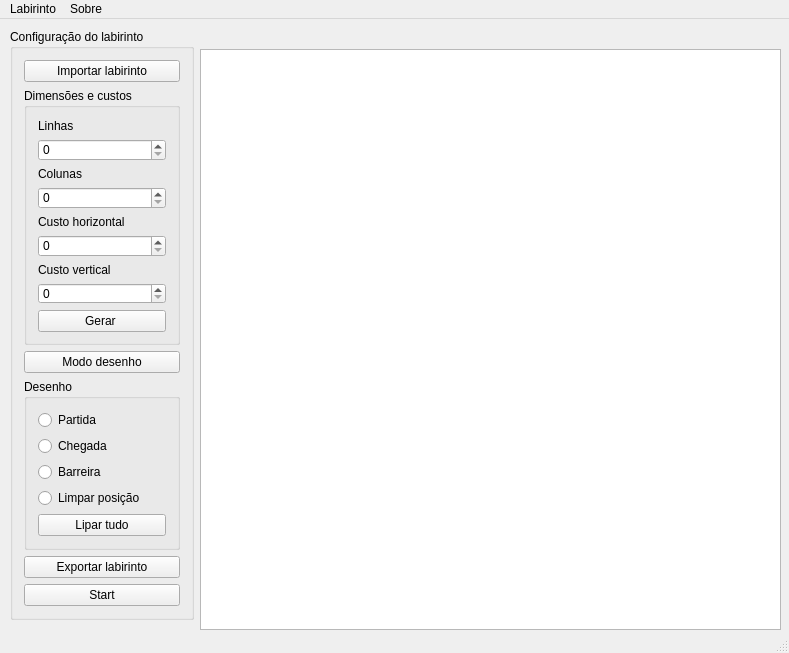
Above: src/mainwindow.ui from carvalhojldc/labyrinth before the change. Below: the same form after it.
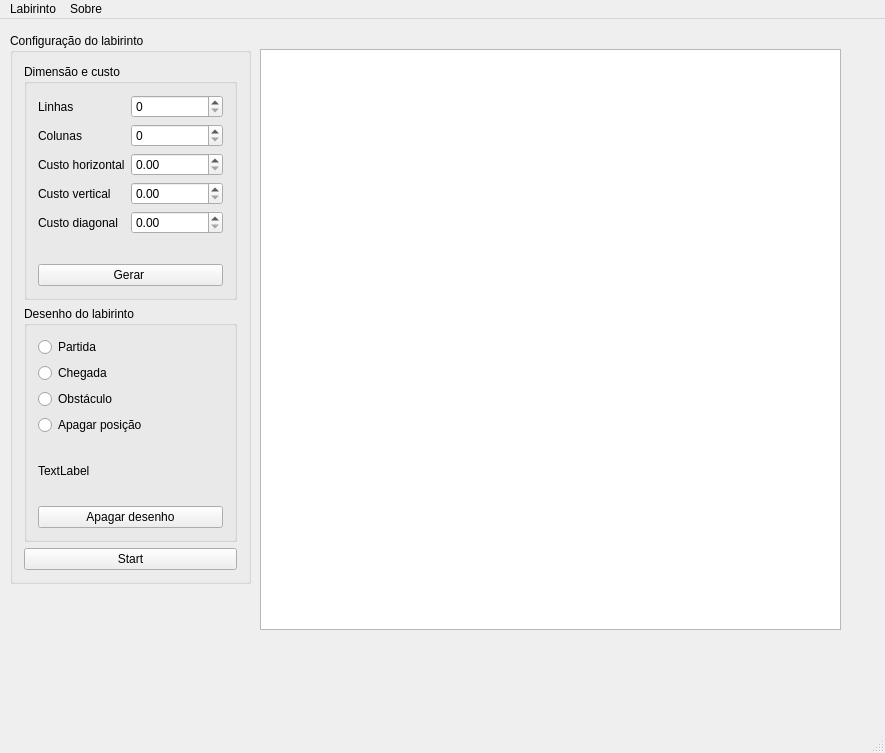
That is the form after the change.

Diff of the .ui file:
```diff
--- a/src/mainwindow.ui
+++ b/src/mainwindow.ui
@@ -6,8 +6,8 @@
    <rect>
     <x>0</x>
     <y>0</y>
-    <width>789</width>
-    <height>653</height>
+    <width>885</width>
+    <height>753</height>
    </rect>
   </property>
   <property name="windowTitle">
@@ -21,67 +21,78 @@
     <property name="geometry">
      <rect>
       <x>10</x>
-      <y>10</y>
-      <width>184</width>
-      <height>591</height>
+      <y>14</y>
+      <width>241</width>
+      <height>551</height>
      </rect>
     </property>
     <property name="title">
      <string>Configuração do labirinto</string>
     </property>
     <layout class="QVBoxLayout" name="verticalLayout">
-     <item>
-      <widget class="QPushButton" name="pb_ImportLabyrinth">
-       <property name="text">
-        <string>Importar labirinto</string>
-       </property>
-      </widget>
-     </item>
      <item>
       <widget class="QGroupBox" name="groupBox_2">
        <property name="title">
-        <string>Dimensões e custos</string>
+        <string>Dimensão e custo</string>
        </property>
        <layout class="QVBoxLayout" name="verticalLayout_3">
         <item>
-         <widget class="QLabel" name="lb_lines">
-          <property name="text">
-           <string>Linhas</string>
-          </property>
-         </widget>
-        </item>
-        <item>
-         <widget class="QSpinBox" name="sb_lines"/>
-        </item>
-        <item>
-         <widget class="QLabel" name="lb_columns">
-          <property name="text">
-           <string>Colunas</string>
-          </property>
-         </widget>
-        </item>
-        <item>
-         <widget class="QSpinBox" name="sb_columns"/>
-        </item>
-        <item>
-         <widget class="QLabel" name="lb_costHorizontal">
-          <property name="text">
-           <string>Custo horizontal</string>
-          </property>
-         </widget>
-        </item>
-        <item>
-         <widget class="QSpinBox" name="sb_costHorizontal"/>
-        </item>
-        <item>
-         <widget class="QLabel" name="lb_costVertical">
-          <property name="text">
-           <string>Custo vertical</string>
-          </property>
-         </widget>
-        </item>
-        <item>
-         <widget class="QSpinBox" name="sb_costVertical"/>
+         <layout class="QFormLayout" name="formLayout">
+          <item row="2" column="0">
+           <widget class="QLabel" name="lb_costHorizontal">
+            <property name="text">
+             <string>Custo horizontal</string>
+            </property>
+           </widget>
+          </item>
+          <item row="3" column="0">
+           <widget class="QLabel" name="lb_costVertical">
+            <property name="text">
+             <string>Custo vertical</string>
+            </property>
+           </widget>
+          </item>
+          <item row="4" column="0">
+           <widget class="QLabel" name="lb_costDiagonal">
+            <property name="text">
+             <string>Custo diagonal</string>
+            </property>
+           </widget>
+          </item>
+          <item row="1" column="1">
+           <widget class="QSpinBox" name="sb_columns"/>
+          </item>
+          <item row="1" column="0">
+           <widget class="QLabel" name="lb_columns">
+            <property name="text">
+             <string>Colunas</string>
+            </property>
+           </widget>
+          </item>
+          <item row="0" column="1">
+           <widget class="QSpinBox" name="sb_lines"/>
+          </item>
+          <item row="0" column="0">
+           <widget class="QLabel" name="lb_lines">
+            <property name="text">
+             <string>Linhas</string>
+            </property>
+           </widget>
+          </item>
+          <item row="4" column="1">
+           <widget class="QDoubleSpinBox" name="sb_costDiagonal">
+            <property name="singleStep">
+             <double>0.500000000000000</double>
+            </property>
+           </widget>
+          </item>
+          <item row="3" column="1">
+           <widget class="QDoubleSpinBox" name="sb_costVertical"/>
+          </item>
+          <item row="2" column="1">
+           <widget class="QDoubleSpinBox" name="sb_costHorizontal"/>
+          </item>
+         </layout>
         </item>
         <item>
          <widget class="QPushButton" name="pushButton">
@@ -91,22 +102,6 @@
          </widget>
         </item>
        </layout>
-       <zorder>sb_costVertical</zorder>
-       <zorder>lb_costVertical</zorder>
-       <zorder>sb_costHorizontal</zorder>
-       <zorder>lb_costHorizontal</zorder>
-       <zorder>sb_columns</zorder>
-       <zorder>lb_columns</zorder>
-       <zorder>sb_lines</zorder>
-       <zorder>lb_lines</zorder>
-       <zorder>pushButton</zorder>
-      </widget>
-     </item>
-     <item>
-      <widget class="QPushButton" name="pb_drawing">
-       <property name="text">
-        <string>Modo desenho</string>
-       </property>
       </widget>
      </item>
      <item>
@@ -115,7 +110,7 @@
         <bool>true</bool>
        </property>
        <property name="title">
-        <string>Desenho</string>
+        <string>Desenho do labirinto</string>
        </property>
        <layout class="QVBoxLayout" name="verticalLayout_2">
         <item>
@@ -135,47 +130,34 @@
         <item>
          <widget class="QRadioButton" name="rb_wall">
           <property name="text">
-           <string>Barreira</string>
+           <string>Obstáculo</string>
           </property>
          </widget>
         </item>
         <item>
          <widget class="QRadioButton" name="radioButton">
           <property name="text">
-           <string>Limpar posição</string>
+           <string>Apagar posição</string>
           </property>
          </widget>
         </item>
         <item>
-         <widget class="QPushButton" name="pushButton_2">
+         <widget class="QLabel" name="label_2">
           <property name="text">
-           <string>Lipar tudo</string>
+           <string>TextLabel</string>
+          </property>
+         </widget>
+        </item>
+        <item>
+         <widget class="QPushButton" name="pb_clearBoard">
+          <property name="text">
+           <string>Apagar desenho</string>
           </property>
          </widget>
         </item>
        </layout>
       </widget>
      </item>
-     <item>
-      <widget class="QPushButton" name="pb_SaveLabyrinth">
-       <property name="text">
-        <string>Exportar labirinto</string>
-       </property>
-      </widget>
-     </item>
-     <item>
-      <spacer name="verticalSpacer">
-       <property name="orientation">
-        <enum>Qt::Vertical</enum>
-       </property>
-       <property name="sizeHint" stdset="0">
-        <size>
-         <width>20</width>
-         <height>40</height>
-        </size>
-       </property>
-      </spacer>
-     </item>
      <item>
       <widget class="QPushButton" name="pb_start">
        <property name="enabled">
@@ -191,7 +173,7 @@
    <widget class="QTableWidget" name="board">
     <property name="geometry">
      <rect>
-      <x>200</x>
+      <x>260</x>
       <y>30</y>
       <width>581</width>
       <height>581</height>
@@ -213,8 +195,8 @@
     <rect>
      <x>0</x>
      <y>0</y>
-     <width>789</width>
-     <height>20</height>
+     <width>885</width>
+     <height>22</height>
     </rect>
    </property>
    <widget class="QMenu" name="menuAbout">
```
Left out of the diff: 2 changed lines with no effect on the pictures.
